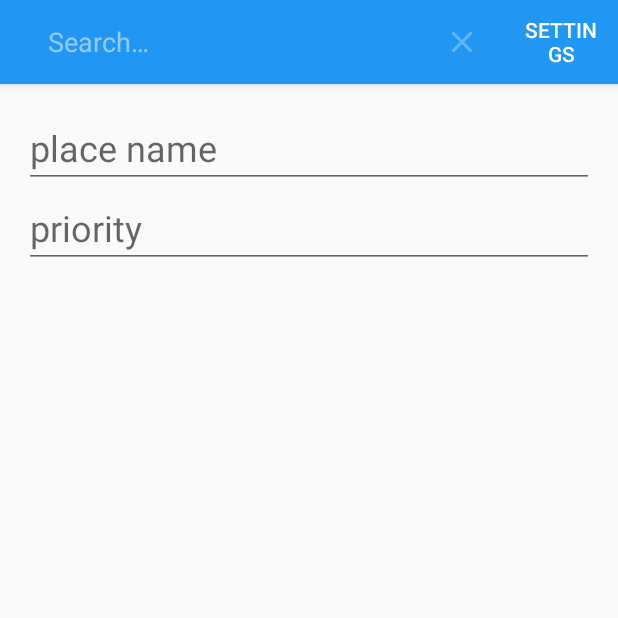
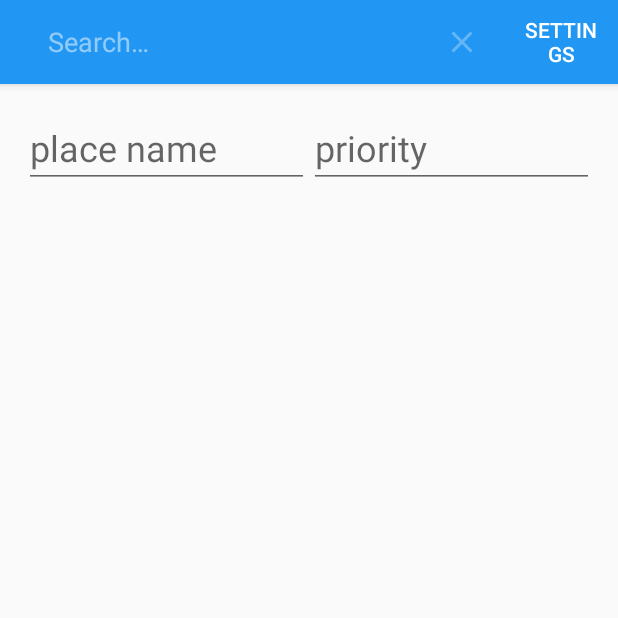
Before and after one commit to charleneferguson11/touristapp, an Android app: the screen it shows after launch (ItineraryActivity), after a tap on "Search", on a phone screen of 412 x 824 dp, the top half of it. Run offline under Robolectric (Android 15) with nearby library versions, the phone set to English and light mode, and no system bars.

Commit message:
Update recycler view

```diff
--- a/TouristApp/app/src/main/java/dreamteamuk/touristapp/ItineraryActivity.java
+++ b/TouristApp/app/src/main/java/dreamteamuk/touristapp/ItineraryActivity.java
@@ -128,6 +128,12 @@ public class ItineraryActivity extends AppCompatActivity {
         String editPriority = mNewPriorityNameEditText.getText().toString();
 
         addNewItineraryRecord(editPlacename,editPriority);
+
+        mAdapter.swapCursor(getAllItineraryData());
+
+        mNewPlaceNameEditText.clearFocus();
+        mNewPlaceNameEditText.getText().clear();
+        mNewPriorityNameEditText.getText().clear();
     }
 
 
--- a/TouristApp/app/src/main/res/layout/activity_itinerary.xml
+++ b/TouristApp/app/src/main/res/layout/activity_itinerary.xml
@@ -7,45 +7,37 @@
     android:layout_height="match_parent"
     android:orientation="vertical"
     android:padding="16dp"
-
-
     tools:context="dreamteamuk.touristapp.ItineraryActivity">
 
 
     <LinearLayout
         android:layout_width="match_parent"
-        android:layout_height="wrap_content"
-        android:orientation="vertical">
+        android:layout_height="wrap_content">
 
         <EditText
-            android:layout_width="match_parent"
+            android:id="@+id/edit_place_name"
+            android:layout_width="0dp"
             android:layout_height="wrap_content"
-            android:id="@+id/edit_place_name"
+            android:layout_weight="1"
             android:hint="@string/place_name_hint"
             android:textAppearance="@style/TextAppearance.AppCompat.Headline"/>
 
         <EditText
-            android:layout_width="match_parent"
+            android:id="@+id/edit_priority"
+            android:layout_width="0dp"
             android:layout_height="wrap_content"
-            android:id="@+id/edit_priority"
+            android:layout_weight="1"
             android:hint="@string/priority_hint"
-            android:textAppearance="@style/TextAppearance.AppCompat.Headline"
-            />
-
+            android:textAppearance="@style/TextAppearance.AppCompat.Headline"/>
 
     </LinearLayout>
 
-
-
     <android.support.v7.widget.RecyclerView
+        android:id="@+id/rv_itinerary"
         android:layout_width="match_parent"
-        android:layout_height="match_parent"
-        android:id="@+id/rv_itinerary">
+        android:layout_height="match_parent">
 
     </android.support.v7.widget.RecyclerView>
-
-
-
 
     <android.support.design.widget.FloatingActionButton
         android:id="@+id/fab"
```
Also changed, not shown: TouristApp/app/src/main/java/dreamteamuk/touristapp/ItineraryAdapter.java (+19 -0 lines).
